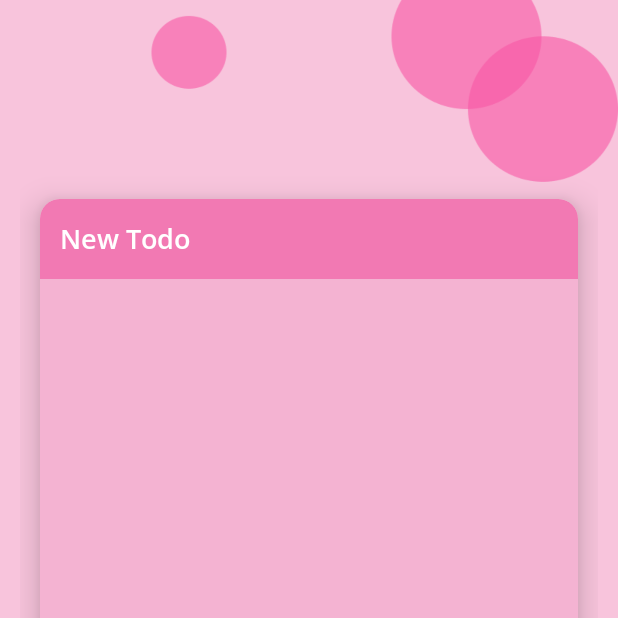
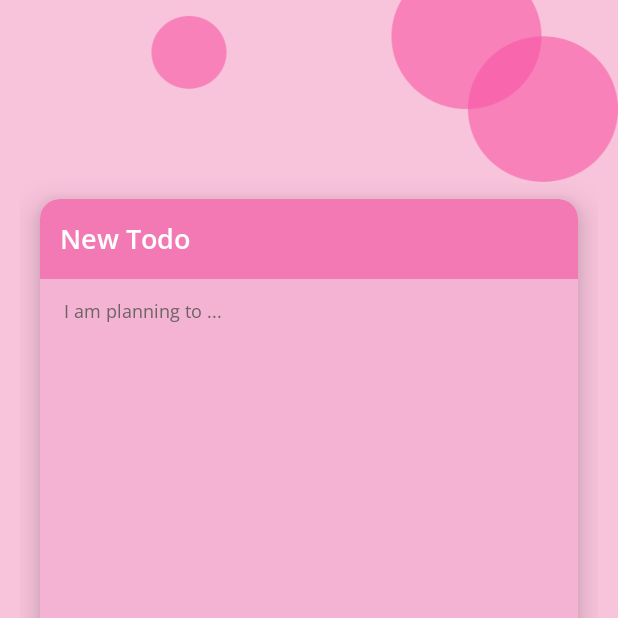
Before and after one commit to Fangzsx/my-todo-app, an Android app: the AddNoteActivity screen opened directly, with no data from a screen before it, on a phone screen of 412 x 824 dp, the top half of it. Run offline under Robolectric (Android 15) with nearby library versions, the phone set to English and light mode, and no system bars; our stand-ins replace sdp/ssp sizes.

Commit message:
change color of add note edit text's hint, and hint text upon focused

```diff
--- a/app/src/main/java/com/example/my_todo_app/AddNoteActivity.kt
+++ b/app/src/main/java/com/example/my_todo_app/AddNoteActivity.kt
@@ -1,11 +1,33 @@
 package com.example.my_todo_app
 
+import android.content.Context
+import android.content.res.ColorStateList
+import android.graphics.Typeface
 import androidx.appcompat.app.AppCompatActivity
 import android.os.Bundle
+import android.view.View
+import android.widget.Toast
+import androidx.core.content.ContextCompat
+import com.example.my_todo_app.databinding.ActivityAddNoteBinding
 
 class AddNoteActivity : AppCompatActivity() {
+    private lateinit var binding : ActivityAddNoteBinding
+
     override fun onCreate(savedInstanceState: Bundle?) {
         super.onCreate(savedInstanceState)
-        setContentView(R.layout.activity_add_note)
+        binding = ActivityAddNoteBinding.inflate(layoutInflater)
+        setContentView(binding.root)
+
+
+        binding.etNote.setOnFocusChangeListener(object : View.OnFocusChangeListener{
+            override fun onFocusChange(p0: View?, hasFocus: Boolean) {
+                if(hasFocus){
+                    binding.textInputLayout.hint = "I am planning to ..."
+                    binding.textInputLayout.defaultHintTextColor = ColorStateList.valueOf(
+                        ContextCompat.getColor(this@AddNoteActivity, R.color.gray))
+                }
+            }
+
+        })
     }
 }
--- /dev/null
+++ b/app/src/main/res/drawable/hint_color.xml
@@ -0,0 +1,5 @@
+<?xml version="1.0" encoding="utf-8"?>
+<selector xmlns:android="http://schemas.android.com/apk/res/android">
+    <item android:state_focused="true" android:color="@android:color/transparent"/>
+    <item android:color="#816B6B" />
+</selector>
--- a/app/src/main/res/layout/activity_add_note.xml
+++ b/app/src/main/res/layout/activity_add_note.xml
@@ -39,11 +39,16 @@
                 android:padding="@dimen/_10sdp"/>
 
             <com.google.android.material.textfield.TextInputLayout
+                android:id="@+id/text_input_layout"
                 android:layout_width="match_parent"
                 android:layout_height="0dp"
                 app:boxBackgroundMode="none"
-                android:layout_weight="1">
+                android:hint="What's your task?"
+                app:hintTextAppearance="@style/TextLabel"
+                android:layout_weight="1"
+                android:layout_marginTop="@dimen/_10sdp">
                 <com.google.android.material.textfield.TextInputEditText
+                    android:id="@+id/et_note"
                     android:layout_width="match_parent"
                     android:layout_height="wrap_content"
                     style="@style/Widget.MaterialComponents.TextInputLayout.OutlinedBox"
--- a/app/src/main/res/values/colors.xml
+++ b/app/src/main/res/values/colors.xml
@@ -6,5 +6,7 @@
     <color name="teal_200">#FF03DAC5</color>
     <color name="teal_700">#FF018786</color>
     <color name="black">#FF000000</color>
+    <color name="gray">#6A6464</color>
     <color name="white">#FFFFFFFF</color>
+
 </resources>
--- a/app/src/main/res/values/themes.xml
+++ b/app/src/main/res/values/themes.xml
@@ -18,7 +18,13 @@
     <style name="ThemeOverlay.AppTheme.TextInputEditText.Outlined" parent="">
         <item name="colorPrimary">#F1308C</item>
         <item name="android:editTextColor">@color/white</item>
+        <item name="android:fontFamily">@font/opensansregular</item>
+    </style>
+
+    <style name="TextLabel" parent="TextAppearance.Design.Hint">
+        <item name="fontFamily">@font/opensansregular</item>
     </style>
 
 
+
 </resources>
```
